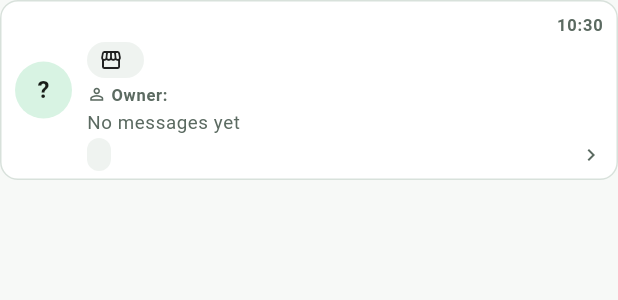
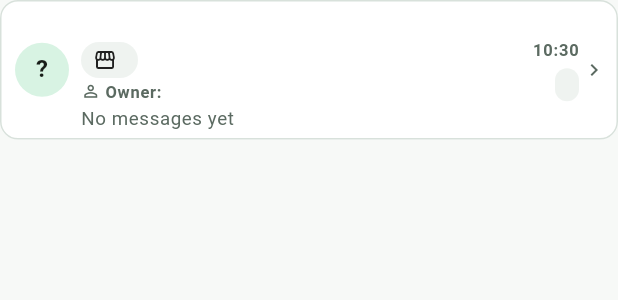
Before and after one commit to supersunxm/line-unified-inbox, a Flutter app: the ConversationCard widget shown alone on an empty page, opened directly with empty values, on a phone screen of 412 x 824 dp. Shown: the top 300 px of the screen. Run offline on Flutter 3.47's test engine with Material 3 defaults, Android fonts, the phone set to English and light mode, and no system bars; our stand-ins replace connectivity_plus, firebase_core, firebase_messaging, flutter_local_notifications, flutter_secure_storage, image_picker and 3 more; accounts and stored records are empty.

Commit message:
feat(android): compact conversation cards and move status tags

```diff
--- a/android_app/lib/features/inbox/widgets/conversation_card.dart
+++ b/android_app/lib/features/inbox/widgets/conversation_card.dart
@@ -27,7 +27,7 @@ class ConversationCard extends StatelessWidget {
         onTap: onTap,
         borderRadius: BorderRadius.circular(12),
         child: Padding(
-          padding: const EdgeInsets.fromLTRB(10, 6, 10, 6),
+          padding: const EdgeInsets.fromLTRB(10, 6, 8, 6),
           child: Stack(
             children: [
               hqLayout ? _buildHqLayout(context) : _buildStoreLayout(context),
@@ -130,18 +130,15 @@ class ConversationCard extends StatelessWidget {
           UserAvatar(
             displayName: conversation.customerName,
             imageUrl: conversation.customerPictureUrl,
-            radius: 19,
+            radius: 18,
           ),
-          const SizedBox(width: 10),
+          const SizedBox(width: 8),
           Expanded(
             child: Column(
               crossAxisAlignment: CrossAxisAlignment.start,
               mainAxisSize: MainAxisSize.min,
               children: [
-                Row(
-                  children: [
-                    Expanded(
-                      child: Text(
+                Text(
                   conversation.customerName,
                   maxLines: 1,
                   overflow: TextOverflow.ellipsis,
@@ -150,50 +147,65 @@ class ConversationCard extends StatelessWidget {
                         fontSize: 14,
                       ),
                 ),
+                if (showStoreContext)
+                  Padding(
+                    padding: const EdgeInsets.only(top: 1),
+                    child: StoreBadge(
+                      name: conversation.storeName,
+                      compact: true,
                     ),
-                    if (conversation.sentAt != null) ...[
+                  ),
+                _OwnerSummary(
+                    owner: conversation.owner,
+                    ownerTracked: conversation.ownerTracked),
+                const SizedBox(height: 1),
+                ConversationPreview(
+                    preview: conversation.preview, showTimestamp: false),
+                _ProductSummary(summary: conversation.customerSalesSummary),
+              ],
+            ),
+          ),
           const SizedBox(width: 8),
+          _ConversationMeta(
+            sentAt: conversation.sentAt,
+            salesSummary: conversation.customerSalesSummary,
+            replyStatus: conversation.bmReplyStatus,
+          ),
+          const SizedBox(width: 2),
+          const Icon(Icons.chevron_right,
+              size: 16, color: AppColors.textSecondary),
+        ],
+      );
+}
+
+class _ConversationMeta extends StatelessWidget {
+  const _ConversationMeta({
+    required this.sentAt,
+    required this.salesSummary,
+    required this.replyStatus,
+  });
+
+  final DateTime? sentAt;
+  final CustomerSalesSummary? salesSummary;
+  final String replyStatus;
+
+  @override
+  Widget build(BuildContext context) => Column(
+        mainAxisSize: MainAxisSize.min,
+        crossAxisAlignment: CrossAxisAlignment.end,
+        children: [
+          if (sentAt != null)
             Text(
-                        formatConversationTimestamp(
-                            conversation.sentAt!.toLocal()),
+              formatConversationTimestamp(sentAt!.toLocal()),
               style: Theme.of(context).textTheme.labelSmall?.copyWith(
                     color: AppColors.textSecondary,
                     fontWeight: FontWeight.w700,
                   ),
             ),
-                    ],
-                  ],
-                ),
-                const SizedBox(height: 1),
-                Wrap(
-                  spacing: 6,
-                  runSpacing: 1,
-                  crossAxisAlignment: WrapCrossAlignment.center,
-                  children: [
-                    if (showStoreContext)
-                      StoreBadge(name: conversation.storeName, compact: true),
-                    _OwnerSummary(
-                        owner: conversation.owner,
-                        ownerTracked: conversation.ownerTracked),
-                    _SalesSummary(summary: conversation.customerSalesSummary),
-                  ],
-                ),
-                const SizedBox(height: 1),
-                ConversationPreview(
-                    preview: conversation.preview, showTimestamp: false),
           const SizedBox(height: 2),
-                Row(
-                  children: [
-                    StatusBadge(
-                        status: conversation.bmReplyStatus, compact: true),
-                    const Spacer(),
-                    const Icon(Icons.chevron_right,
-                        size: 16, color: AppColors.textSecondary),
-                  ],
-                ),
-              ],
-            ),
-          ),
+          _SalesStatusBadge(summary: salesSummary),
+          const SizedBox(height: 2),
+          StatusBadge(status: replyStatus, compact: true),
         ],
       );
 }
@@ -208,7 +220,7 @@ class _OwnerSummary extends StatelessWidget {
   Widget build(BuildContext context) {
     if (owner == null && !ownerTracked) return const SizedBox.shrink();
     return Padding(
-      padding: const EdgeInsets.only(top: 2),
+      padding: const EdgeInsets.only(top: 1),
       child: Row(
         children: [
           const Icon(Icons.person_outline,
@@ -226,6 +238,67 @@ class _OwnerSummary extends StatelessWidget {
             ),
           ),
         ],
+      ),
+    );
+  }
+}
+
+class _SalesStatusBadge extends StatelessWidget {
+  const _SalesStatusBadge({required this.summary});
+
+  final CustomerSalesSummary? summary;
+
+  @override
+  Widget build(BuildContext context) {
+    final status = switch (summary?.status) {
+      'ONLINE' => '🌐 ${appLocalizations(context).statusOnline}',
+      'INTERESTED' => '🎯 ${appLocalizations(context).statusInterested}',
+      'PURCHASED' => '🛍️ ${appLocalizations(context).statusPurchased}',
+      _ => null,
+    };
+    if (status == null) return const SizedBox.shrink();
+    return Container(
+      padding: const EdgeInsets.symmetric(horizontal: 6, vertical: 2),
+      decoration: BoxDecoration(
+        color: AppColors.primaryContainer.withAlpha(150),
+        borderRadius: BorderRadius.circular(999),
+      ),
+      child: Text(
+        status,
+        maxLines: 1,
+        overflow: TextOverflow.ellipsis,
+        style: Theme.of(context).textTheme.labelSmall?.copyWith(
+              fontWeight: FontWeight.w700,
+              fontSize: 10.5,
+            ),
+      ),
+    );
+  }
+}
+
+class _ProductSummary extends StatelessWidget {
+  const _ProductSummary({required this.summary});
+
+  final CustomerSalesSummary? summary;
+
+  @override
+  Widget build(BuildContext context) {
+    if (summary == null || summary!.products.isEmpty) {
+      return const SizedBox.shrink();
+    }
+    final first = summary!.products.first;
+    final productLabel =
+        '📱 ${first.modelName}${first.quantity > 1 ? ' ×${first.quantity}' : ''}${summary!.products.length > 1 ? ' +${summary!.products.length - 1}' : ''}';
+    return Padding(
+      padding: const EdgeInsets.only(top: 1),
+      child: Text(
+        productLabel,
+        maxLines: 1,
+        overflow: TextOverflow.ellipsis,
+        style: Theme.of(context).textTheme.labelSmall?.copyWith(
+              color: AppColors.textSecondary,
+              fontWeight: FontWeight.w600,
+            ),
       ),
     );
   }
```
Lines whose indentation alone changed are shown as unchanged.
